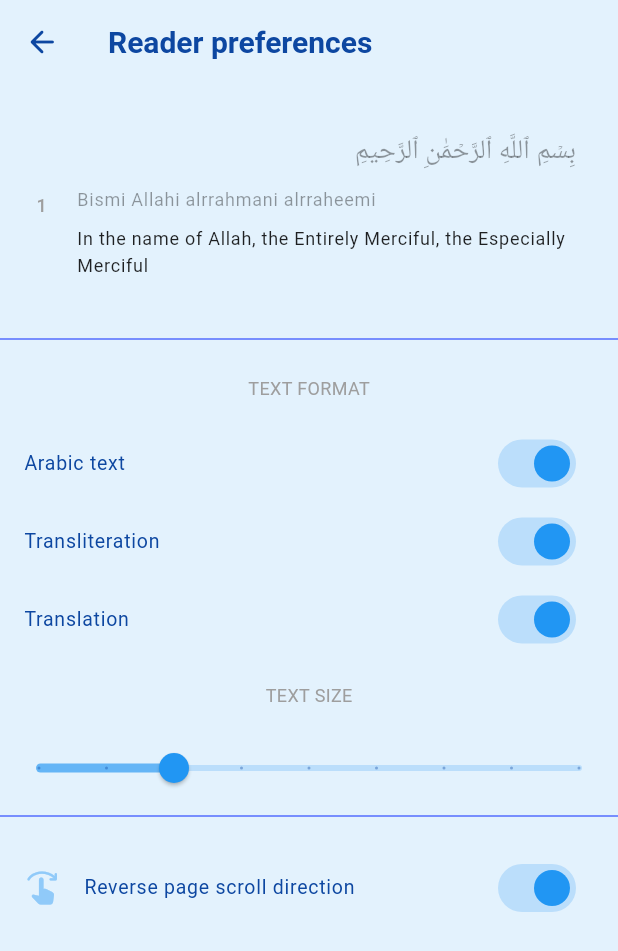
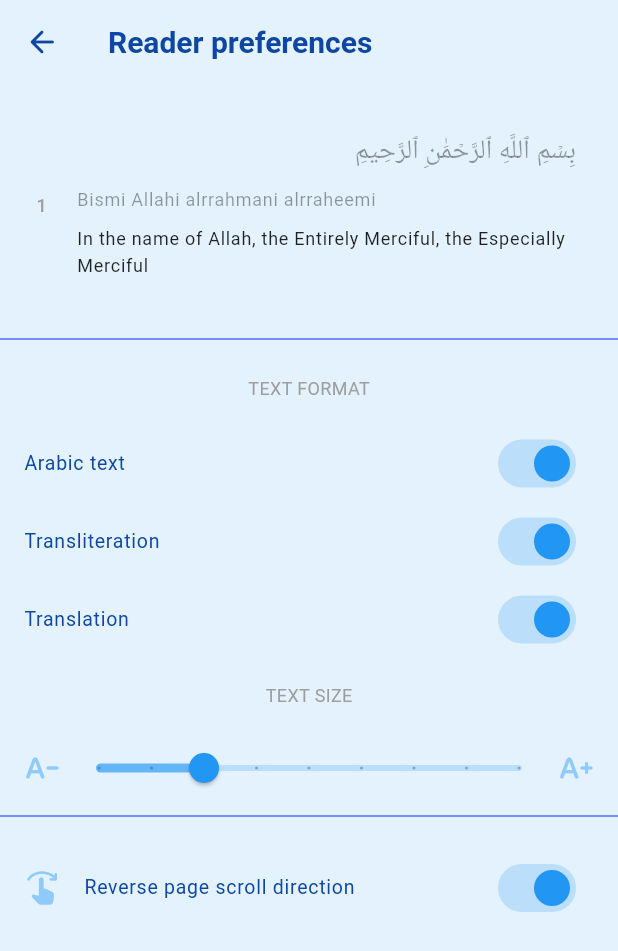
Before and after one commit to tallestlegacy/din_flutter, a Flutter app: the screen it shows after launch, item 4 of the bottom bar chosen, after a tap on "Reader preferences", on a phone screen of 412 x 824 dp. Shown: the top 951 px of the screen. Run offline on Flutter 3.47's test engine with Material 2 defaults, Android fonts, the phone set to English and light mode, and no system bars; our stand-ins replace flutter_markdown, font_awesome_flutter, get, get_storage, package_info_plus, share_plus; network calls fail.

Commit message:
added navigatio rail

```diff
--- a/lib/screens/app.dart
+++ b/lib/screens/app.dart
@@ -1,10 +1,11 @@
+import 'package:flutter/services.dart';
+
 import '/screens/dua/dua.dart';
 import '/widgets/scroll_to_hide.dart';
 import '/screens/debug.dart';
 import '/screens/hadith/hadith.dart';
 import '/screens/quran.dart';
 import '/screens/more/more.dart';
-import 'package:flutter/foundation.dart';
 import 'package:flutter/material.dart';
 
 class App extends StatefulWidget {
@@ -46,44 +47,74 @@ class _AppState extends State<App> {
       const MoreScreen(),
       const Debug()
     ];
+
+    List icons = const [
+      {
+        "icon": Icon(Icons.menu_book_rounded),
+        "label": 'Quran',
+      },
+      {
+        "icon": Icon(Icons.try_sms_star_rounded),
+        "label": 'Dua',
+      },
+      {
+        "icon": Icon(Icons.book_rounded),
+        "label": 'Hadith',
+      },
+      {
+        "icon": Icon(Icons.menu_open_rounded),
+        "label": 'More',
+      },
+      {
+        "icon": Icon(Icons.bug_report_rounded),
+        "label": 'Debug',
+      }
+    ];
+
     return SafeArea(
       bottom: true,
       top: false,
       child: Scaffold(
-        body: screens[_selectedIndex],
-        bottomNavigationBar: ScrollToHide(
+        body: Row(
+          children: [
+            Expanded(
+                child: IndexedStack(
+              index: _selectedIndex,
+              children: screens,
+            )),
+            if (MediaQuery.of(context).size.width >= 600)
+              SafeArea(
+                child: NavigationRail(
+                  destinations: [
+                    for (var e in icons)
+                      NavigationRailDestination(
+                          icon: e["icon"], label: Text(e["label"]))
+                  ],
+                  selectedIndex: _selectedIndex,
+                  onDestinationSelected: handleNavigationTap,
+                ),
+              ),
+          ],
+        ),
+        bottomNavigationBar: (MediaQuery.of(context).size.width < 600)
+            ? ScrollToHide(
                 controller: scrollController,
                 child: SizedBox(
                   height: 64,
                   child: NavigationBar(
                     selectedIndex: _selectedIndex,
                     onDestinationSelected: handleNavigationTap,
-              destinations: const <NavigationDestination>[
+                    destinations: <NavigationDestination>[
+                      for (var e in icons)
                         NavigationDestination(
-                  icon: const Icon(Icons.menu_book_rounded),
-                  label: 'Quran',
-                ),
-                NavigationDestination(
-                  icon: const Icon(Icons.try_sms_star_rounded),
-                  label: 'Dua',
-                ),
-                NavigationDestination(
-                  icon: const Icon(Icons.book),
-                  label: 'Hadith',
-                ),
-                NavigationDestination(
-                  icon: const Icon(Icons.menu_open_rounded),
-                  label: 'More',
-                ),
-                if (kDebugMode)
-                  NavigationDestination(
-                    icon: const Icon(Icons.bug_report_rounded),
-                    label: 'Debug',
+                          icon: e["icon"],
+                          label: e["label"],
                         ),
                     ],
                   ),
                 ),
-        ),
+              )
+            : null,
       ),
     );
   }
--- a/lib/screens/more/more.dart
+++ b/lib/screens/more/more.dart
@@ -1,8 +1,8 @@
 import 'package:flutter/cupertino.dart';
 import 'package:flutter/foundation.dart';
 import 'package:flutter/material.dart';
-import 'package:flutter_share/flutter_share.dart';
 import 'package:package_info_plus/package_info_plus.dart';
+import 'package:share_plus/share_plus.dart';
 
 import '/screens/more/about_app.dart';
 import '/screens/more/about_developer.dart';
@@ -129,11 +129,8 @@ class _MoreScreenState extends State<MoreScreen> {
                   leading: const Icon(Icons.share_rounded),
                   title: const Text("Share"),
                   onTap: () async {
-                    await FlutterShare.share(
-                      title: 'Share the app',
-                      linkUrl:
-                          'https://play.google.com/store/apps/details?id=com.tallestlegacy.din_dt',
-                      chooserTitle: 'Share the app',
+                    await Share.share(
+                      'Din - Quran and Sunnah (PlayStore) \n https://play.google.com/store/apps/details?id=com.tallestlegacy.din_dt',
                     );
                   },
                 ),
--- a/lib/screens/quran.dart
+++ b/lib/screens/quran.dart
@@ -1,5 +1,6 @@
 import 'package:din/widgets/surah.dart';
 import 'package:flutter/material.dart';
+import 'package:flutter/services.dart';
 
 import 'package:get/get.dart';
 
@@ -86,6 +87,10 @@ class _QuranPageState extends State<QuranPage> {
               floating: true,
               actions: const [TextSettingsAction(), ThemeToggleButton()],
               backgroundColor: Theme.of(context).backgroundColor,
+              systemOverlayStyle: SystemUiOverlayStyle(
+                statusBarColor: Theme.of(context).colorScheme.surface,
+                systemStatusBarContrastEnforced: false,
+              ),
             ),
           ];
         },
--- a/lib/util/theme.dart
+++ b/lib/util/theme.dart
@@ -23,7 +23,7 @@ class Styles {
       secondary: isDarkMode ? Colors.grey.shade800 : primarySwatch.shade200,
       onSecondary: isDarkMode ? Colors.grey.shade300 : primarySwatch.shade900,
       tertiary: primarySwatch.shade400,
-      onTertiary: primarySwatch.shade600,
+      onTertiary: isDarkMode ? Colors.grey.shade700 : primarySwatch.shade200,
       error: Colors.amber,
       onError: Colors.red,
       background: isDarkMode ? Colors.grey.shade900 : primarySwatch.shade50,
@@ -67,6 +67,11 @@ class Styles {
         labelTextStyle:
             MaterialStatePropertyAll(TextStyle(color: colorScheme.onSurface)),
         elevation: 0,
+        indicatorColor: colorScheme.onSecondary.withAlpha(50),
+      ),
+      navigationRailTheme: NavigationRailThemeData(
+        backgroundColor: isDarkMode ? colorScheme.secondary : Colors.white,
+        elevation: 2,
         indicatorColor: colorScheme.onSecondary.withAlpha(50),
       ),
       tabBarTheme: TabBarTheme(
--- a/lib/widgets/divider.dart
+++ b/lib/widgets/divider.dart
@@ -6,11 +6,11 @@ class HandleBar extends StatelessWidget {
   @override
   Widget build(BuildContext context) {
     return Container(
-      margin: const EdgeInsets.all(8),
-      width: 60,
+      margin: const EdgeInsets.only(top: 8, bottom: 16),
+      width: 40,
       height: 4,
-      decoration: const BoxDecoration(
-          color: Colors.grey,
+      decoration: BoxDecoration(
+          color: Colors.grey.withAlpha(100),
           borderRadius: BorderRadius.all(Radius.circular(8))),
     );
   }
--- a/lib/widgets/text_settings.dart
+++ b/lib/widgets/text_settings.dart
@@ -61,14 +61,27 @@ class TextSettings extends StatelessWidget {
             style: const TextStyle(fontSize: 12, color: Colors.grey),
           ),
         ),
-        Obx(() => Slider(
-              value: readerStoreController.fontSize.value,
-              onChanged: readerStoreController.setFontSize,
-              min: 8,
-              max: 24,
-              divisions: 8,
-              label: readerStoreController.fontSize.value.toInt().toString(),
-            ))
+        Padding(
+          padding: const EdgeInsets.symmetric(horizontal: 16),
+          child: Flex(
+            direction: Axis.horizontal,
+            children: [
+              const Icon(Icons.text_decrease_rounded),
+              Expanded(
+                  child: Obx(() => Slider(
+                        value: readerStoreController.fontSize.value,
+                        onChanged: readerStoreController.setFontSize,
+                        min: 8,
+                        max: 24,
+                        divisions: 8,
+                        label: readerStoreController.fontSize.value
+                            .toInt()
+                            .toString(),
+                      ))),
+              const Icon(Icons.text_increase_rounded),
+            ],
+          ),
+        )
       ],
     );
   }
--- a/lib/widgets/verse.dart
+++ b/lib/widgets/verse.dart
@@ -1,7 +1,7 @@
 import 'package:flutter/material.dart';
 import 'package:flutter/services.dart';
 import 'package:get/get.dart';
-import 'package:flutter_share/flutter_share.dart';
+import "package:share_plus/share_plus.dart";
 
 import '/widgets/padded_text.dart';
 import '/util/json.dart';
@@ -66,10 +66,7 @@ class Verse extends StatelessWidget {
                     ),
                     IconButton(
                       onPressed: () async {
-                        await FlutterShare.share(
-                          title: "Quran $currentChapter:${verse['id']}\n\n",
-                          text: shareText,
-                        ).then((value) {
+                        await Share.share(shareText).then((value) {
                           Navigator.pop(context);
                         });
                       },
--- a/pubspec.yaml
+++ b/pubspec.yaml
@@ -18,9 +18,9 @@ dependencies:
   font_awesome_flutter: ^10.2.1
   url_launcher: ^6.1.5
   flutter_markdown: ^0.6.12
-  flutter_share: ^2.0.0
   package_info_plus: ^1.4.3+1
   http: ^0.13.5
+  share_plus: ^6.3.0
 
 dev_dependencies:
   flutter_test:
```
Also changed, not shown: pubspec.lock, 4 other files. Lines whose indentation alone changed are shown as unchanged.
